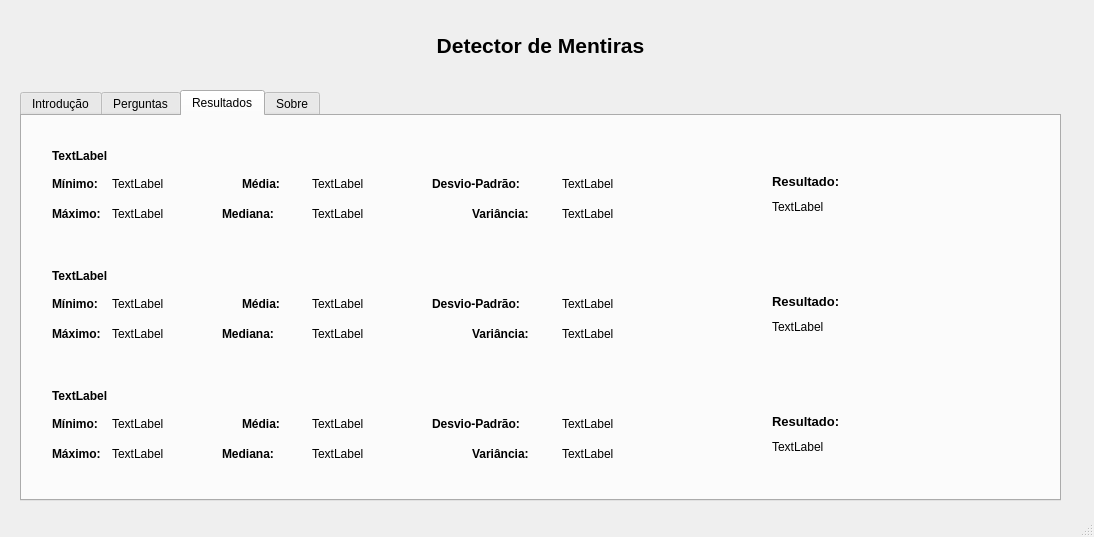
First picture: the form in ui/uiConverter/mainWindowUi.ui, repository a21674/IPCA_Bitalino-EDA-Python, before the edit.
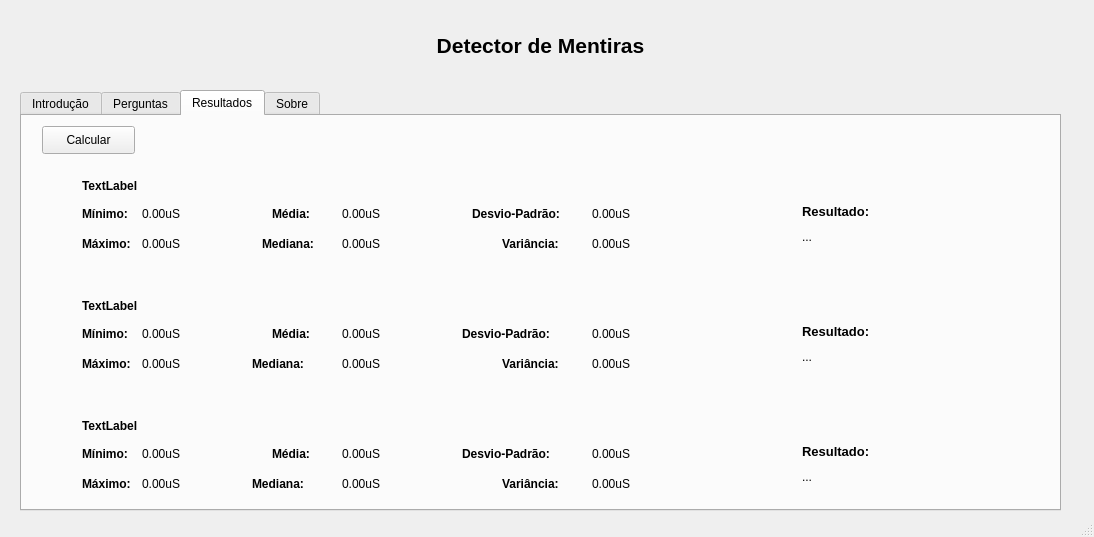
Second picture: the form after the edit. The open tabs and pages were chosen to show the change.

Commit message: start with results tab

```diff
--- a/ui/uiConverter/mainWindowUi.ui
+++ b/ui/uiConverter/mainWindowUi.ui
@@ -43,7 +43,7 @@
       <x>20</x>
       <y>90</y>
       <width>1041</width>
-      <height>411</height>
+      <height>421</height>
      </rect>
     </property>
     <property name="currentIndex">
@@ -378,8 +378,8 @@
      <widget class="QLabel" name="input_ResultadoFinal_Q1">
       <property name="geometry">
        <rect>
-        <x>30</x>
-        <y>30</y>
+        <x>60</x>
+        <y>60</y>
         <width>951</width>
         <height>20</height>
        </rect>
@@ -398,8 +398,8 @@
      <widget class="QLabel" name="input_ResultadoFinal_Q2">
       <property name="geometry">
        <rect>
-        <x>30</x>
-        <y>150</y>
+        <x>60</x>
+        <y>180</y>
         <width>961</width>
         <height>20</height>
        </rect>
@@ -418,8 +418,8 @@
      <widget class="QLabel" name="input_ResultadoFinal_Q3">
       <property name="geometry">
        <rect>
-        <x>30</x>
-        <y>270</y>
+        <x>60</x>
+        <y>300</y>
         <width>961</width>
         <height>20</height>
        </rect>
@@ -438,34 +438,34 @@
      <widget class="QLabel" name="label_Minimo_RQ1">
       <property name="geometry">
        <rect>
-        <x>90</x>
-        <y>60</y>
+        <x>120</x>
+        <y>90</y>
         <width>55</width>
         <height>16</height>
        </rect>
       </property>
       <property name="text">
-       <string>TextLabel</string>
+       <string>0.00uS</string>
       </property>
      </widget>
      <widget class="QLabel" name="label_Maximo_RQ1">
       <property name="geometry">
        <rect>
-        <x>90</x>
-        <y>90</y>
+        <x>120</x>
+        <y>120</y>
         <width>55</width>
         <height>16</height>
        </rect>
       </property>
       <property name="text">
-       <string>TextLabel</string>
+       <string>0.00uS</string>
       </property>
      </widget>
      <widget class="QLabel" name="label_7">
       <property name="geometry">
        <rect>
-        <x>30</x>
-        <y>90</y>
+        <x>60</x>
+        <y>120</y>
         <width>55</width>
         <height>16</height>
        </rect>
@@ -483,8 +483,8 @@
      <widget class="QLabel" name="label_8">
       <property name="geometry">
        <rect>
-        <x>30</x>
-        <y>60</y>
+        <x>60</x>
+        <y>90</y>
         <width>55</width>
         <height>16</height>
        </rect>
@@ -502,21 +502,21 @@
      <widget class="QLabel" name="label_Mediana_RQ1">
       <property name="geometry">
        <rect>
-        <x>290</x>
-        <y>90</y>
+        <x>320</x>
+        <y>120</y>
         <width>55</width>
         <height>16</height>
        </rect>
       </property>
       <property name="text">
-       <string>TextLabel</string>
+       <string>0.00uS</string>
       </property>
      </widget>
      <widget class="QLabel" name="label_9">
       <property name="geometry">
        <rect>
-        <x>220</x>
-        <y>60</y>
+        <x>250</x>
+        <y>90</y>
         <width>71</width>
         <height>16</height>
        </rect>
@@ -534,21 +534,21 @@
      <widget class="QLabel" name="label_Media_RQ1">
       <property name="geometry">
        <rect>
-        <x>290</x>
-        <y>60</y>
+        <x>320</x>
+        <y>90</y>
         <width>55</width>
         <height>16</height>
        </rect>
       </property>
       <property name="text">
-       <string>TextLabel</string>
+       <string>0.00uS</string>
       </property>
      </widget>
      <widget class="QLabel" name="label_10">
       <property name="geometry">
        <rect>
-        <x>200</x>
-        <y>90</y>
+        <x>240</x>
+        <y>120</y>
         <width>71</width>
         <height>16</height>
        </rect>
@@ -566,21 +566,21 @@
      <widget class="QLabel" name="label_desvioPadrao_RQ1">
       <property name="geometry">
        <rect>
-        <x>540</x>
-        <y>60</y>
+        <x>570</x>
+        <y>90</y>
         <width>55</width>
         <height>16</height>
        </rect>
       </property>
       <property name="text">
-       <string>TextLabel</string>
+       <string>0.00uS</string>
       </property>
      </widget>
      <widget class="QLabel" name="label_11">
       <property name="geometry">
        <rect>
-        <x>410</x>
-        <y>60</y>
+        <x>450</x>
+        <y>90</y>
         <width>111</width>
         <height>16</height>
        </rect>
@@ -598,8 +598,8 @@
      <widget class="QLabel" name="label_12">
       <property name="geometry">
        <rect>
-        <x>450</x>
-        <y>90</y>
+        <x>480</x>
+        <y>120</y>
         <width>71</width>
         <height>16</height>
        </rect>
@@ -617,80 +617,80 @@
      <widget class="QLabel" name="label_Variancia_RQ1">
       <property name="geometry">
        <rect>
-        <x>540</x>
-        <y>90</y>
+        <x>570</x>
+        <y>120</y>
         <width>55</width>
         <height>16</height>
        </rect>
       </property>
       <property name="text">
-       <string>TextLabel</string>
+       <string>0.00uS</string>
       </property>
      </widget>
      <widget class="QLabel" name="label_13">
       <property name="geometry">
        <rect>
-        <x>750</x>
-        <y>50</y>
-        <width>111</width>
-        <height>31</height>
-       </rect>
-      </property>
-      <property name="font">
-       <font>
-        <pointsize>10</pointsize>
-        <weight>75</weight>
-        <bold>true</bold>
-       </font>
-      </property>
-      <property name="text">
-       <string>Resultado:</string>
-      </property>
-     </widget>
-     <widget class="QLabel" name="label_Resultado_Q1">
-      <property name="geometry">
-       <rect>
-        <x>750</x>
+        <x>780</x>
         <y>80</y>
         <width>111</width>
+        <height>31</height>
+       </rect>
+      </property>
+      <property name="font">
+       <font>
+        <pointsize>10</pointsize>
+        <weight>75</weight>
+        <bold>true</bold>
+       </font>
+      </property>
+      <property name="text">
+       <string>Resultado:</string>
+      </property>
+     </widget>
+     <widget class="QLabel" name="label_Resultado_Q1">
+      <property name="geometry">
+       <rect>
+        <x>780</x>
+        <y>110</y>
+        <width>111</width>
         <height>21</height>
        </rect>
       </property>
       <property name="text">
-       <string>TextLabel</string>
+       <string>...</string>
       </property>
      </widget>
      <widget class="QLabel" name="label_Maximo_RQ2">
       <property name="geometry">
        <rect>
-        <x>90</x>
-        <y>210</y>
+        <x>120</x>
+        <y>240</y>
         <width>55</width>
         <height>16</height>
        </rect>
       </property>
       <property name="text">
-       <string>TextLabel</string>
+       <string>0.00uS</string>
       </property>
      </widget>
      <widget class="QLabel" name="label_Mediana_RQ2">
       <property name="geometry">
        <rect>
-        <x>290</x>
-        <y>210</y>
+        <x>320</x>
+        <y>240</y>
         <width>55</width>
         <height>16</height>
        </rect>
       </property>
       <property name="text">
-       <string>TextLabel</string>
+       <string>0.00uS</string>
       </property>
      </widget>
      <widget class="QLabel" name="label_14">
       <property name="geometry">
        <rect>
-        <x>410</x>
-        <y>180</y>
+        <x>440</x>
+        <y>210</y>
         <width>111</width>
         <height>16</height>
        </rect>
@@ -708,8 +708,8 @@
      <widget class="QLabel" name="label_15">
       <property name="geometry">
        <rect>
-        <x>450</x>
-        <y>210</y>
+        <x>480</x>
+        <y>240</y>
         <width>71</width>
         <height>16</height>
        </rect>
@@ -727,8 +727,8 @@
      <widget class="QLabel" name="label_16">
       <property name="geometry">
        <rect>
-        <x>30</x>
-        <y>180</y>
+        <x>60</x>
+        <y>210</y>
         <width>55</width>
         <height>16</height>
        </rect>
@@ -746,60 +746,60 @@
      <widget class="QLabel" name="label_Resultado_Q2">
       <property name="geometry">
        <rect>
-        <x>750</x>
-        <y>200</y>
+        <x>780</x>
+        <y>230</y>
         <width>111</width>
         <height>21</height>
        </rect>
       </property>
       <property name="text">
-       <string>TextLabel</string>
+       <string>...</string>
       </property>
      </widget>
      <widget class="QLabel" name="label_Minimo_RQ2">
       <property name="geometry">
        <rect>
-        <x>90</x>
-        <y>180</y>
+        <x>120</x>
+        <y>210</y>
         <width>55</width>
         <height>16</height>
        </rect>
       </property>
       <property name="text">
-       <string>TextLabel</string>
+       <string>0.00uS</string>
       </property>
      </widget>
      <widget class="QLabel" name="label_Variancia_RQ2">
       <property name="geometry">
        <rect>
-        <x>540</x>
-        <y>210</y>
+        <x>570</x>
+        <y>240</y>
         <width>55</width>
         <height>16</height>
        </rect>
       </property>
       <property name="text">
-       <string>TextLabel</string>
+       <string>0.00uS</string>
       </property>
      </widget>
      <widget class="QLabel" name="label_desvioPadrao_RQ2">
       <property name="geometry">
        <rect>
-        <x>540</x>
-        <y>180</y>
+        <x>570</x>
+        <y>210</y>
         <width>55</width>
         <height>16</height>
        </rect>
       </property>
       <property name="text">
-       <string>TextLabel</string>
+       <string>0.00uS</string>
       </property>
      </widget>
      <widget class="QLabel" name="label_17">
       <property name="geometry">
        <rect>
-        <x>30</x>
-        <y>210</y>
+        <x>60</x>
+        <y>240</y>
         <width>55</width>
         <height>16</height>
        </rect>
@@ -817,8 +817,8 @@
      <widget class="QLabel" name="label_18">
       <property name="geometry">
        <rect>
-        <x>220</x>
-        <y>180</y>
+        <x>250</x>
+        <y>210</y>
         <width>71</width>
         <height>16</height>
        </rect>
@@ -836,8 +836,8 @@
      <widget class="QLabel" name="label_19">
       <property name="geometry">
        <rect>
-        <x>200</x>
-        <y>210</y>
+        <x>230</x>
+        <y>240</y>
         <width>71</width>
         <height>16</height>
        </rect>
@@ -855,21 +855,21 @@
      <widget class="QLabel" name="label_Media_RQ2">
       <property name="geometry">
        <rect>
-        <x>290</x>
-        <y>180</y>
+        <x>320</x>
+        <y>210</y>
         <width>55</width>
         <height>16</height>
        </rect>
       </property>
       <property name="text">
-       <string>TextLabel</string>
+       <string>0.00uS</string>
       </property>
      </widget>
      <widget class="QLabel" name="label_20">
       <property name="geometry">
        <rect>
-        <x>750</x>
-        <y>170</y>
+        <x>780</x>
+        <y>200</y>
         <width>111</width>
         <height>31</height>
        </rect>
@@ -888,34 +888,34 @@
      <widget class="QLabel" name="label_Maximo_RQ3">
       <property name="geometry">
        <rect>
-        <x>90</x>
-        <y>330</y>
+        <x>120</x>
+        <y>360</y>
         <width>55</width>
         <height>16</height>
        </rect>
       </property>
       <property name="text">
-       <string>TextLabel</string>
+       <string>0.00uS</string>
       </property>
      </widget>
      <widget class="QLabel" name="label_Mediana_RQ3">
       <property name="geometry">
        <rect>
-        <x>290</x>
-        <y>330</y>
+        <x>320</x>
+        <y>360</y>
         <width>55</width>
         <height>16</height>
        </rect>
       </property>
       <property name="text">
-       <string>TextLabel</string>
+       <string>0.00uS</string>
       </property>
      </widget>
      <widget class="QLabel" name="label_21">
       <property name="geometry">
        <rect>
-        <x>410</x>
-        <y>300</y>
+        <x>440</x>
+        <y>330</y>
         <width>111</width>
         <height>16</height>
        </rect>
@@ -933,8 +933,8 @@
      <widget class="QLabel" name="label_22">
       <property name="geometry">
        <rect>
-        <x>450</x>
-        <y>330</y>
+        <x>480</x>
+        <y>360</y>
         <width>71</width>
         <height>16</height>
        </rect>
@@ -952,8 +952,8 @@
      <widget class="QLabel" name="label_23">
       <property name="geometry">
        <rect>
-        <x>30</x>
-        <y>300</y>
+        <x>60</x>
+        <y>330</y>
         <width>55</width>
         <height>16</height>
        </rect>
@@ -971,60 +971,60 @@
      <widget class="QLabel" name="label_Resultado_Q3">
       <property name="geometry">
        <rect>
-        <x>750</x>
-        <y>320</y>
+        <x>780</x>
+        <y>350</y>
         <width>111</width>
         <height>21</height>
        </rect>
       </property>
       <property name="text">
-       <string>TextLabel</string>
+       <string>...</string>
       </property>
      </widget>
      <widget class="QLabel" name="label_Minimo_RQ3">
       <property name="geometry">
        <rect>
-        <x>90</x>
-        <y>300</y>
+        <x>120</x>
+        <y>330</y>
         <width>55</width>
         <height>16</height>
        </rect>
       </property>
       <property name="text">
-       <string>TextLabel</string>
+       <string>0.00uS</string>
       </property>
      </widget>
      <widget class="QLabel" name="label_Variancia_RQ3">
       <property name="geometry">
        <rect>
-        <x>540</x>
-        <y>330</y>
+        <x>570</x>
+        <y>360</y>
         <width>55</width>
         <height>16</height>
        </rect>
       </property>
       <property name="text">
-       <string>TextLabel</string>
+       <string>0.00uS</string>
       </property>
      </widget>
      <widget class="QLabel" name="label_desvioPadrao_RQ3">
       <property name="geometry">
        <rect>
-        <x>540</x>
-        <y>300</y>
+        <x>570</x>
+        <y>330</y>
         <width>55</width>
         <height>16</height>
        </rect>
       </property>
       <property name="text">
-       <string>TextLabel</string>
+       <string>0.00uS</string>
       </property>
      </widget>
      <widget class="QLabel" name="label_24">
       <property name="geometry">
        <rect>
-        <x>30</x>
-        <y>330</y>
+        <x>60</x>
+        <y>360</y>
         <width>55</width>
         <height>16</height>
        </rect>
@@ -1042,8 +1042,8 @@
      <widget class="QLabel" name="label_25">
       <property name="geometry">
        <rect>
-        <x>220</x>
-        <y>300</y>
+        <x>250</x>
+        <y>330</y>
         <width>71</width>
         <height>16</height>
        </rect>
@@ -1061,8 +1061,8 @@
      <widget class="QLabel" name="label_26">
       <property name="geometry">
        <rect>
-        <x>200</x>
-        <y>330</y>
+        <x>230</x>
+        <y>360</y>
         <width>71</width>
         <height>16</height>
        </rect>
@@ -1080,21 +1080,21 @@
      <widget class="QLabel" name="label_Media_RQ3">
       <property name="geometry">
        <rect>
-        <x>290</x>
-        <y>300</y>
+        <x>320</x>
+        <y>330</y>
         <width>55</width>
         <height>16</height>
        </rect>
       </property>
       <property name="text">
-       <string>TextLabel</string>
+       <string>0.00uS</string>
       </property>
      </widget>
      <widget class="QLabel" name="label_27">
       <property name="geometry">
        <rect>
-        <x>750</x>
-        <y>290</y>
+        <x>780</x>
+        <y>320</y>
         <width>111</width>
         <height>31</height>
        </rect>
@@ -1110,6 +1110,19 @@
        <string>Resultado:</string>
       </property>
      </widget>
+     <widget class="QPushButton" name="btn_CalcularResultados">
+      <property name="geometry">
+       <rect>
+        <x>20</x>
+        <y>10</y>
+        <width>93</width>
+        <height>28</height>
+       </rect>
+      </property>
+      <property name="text">
+       <string>Calcular</string>
+      </property>
+     </widget>
     </widget>
     <widget class="QWidget" name="tab_4">
      <attribute name="title">
```
Left out of the diff: 12 changed lines with no effect on the pictures. The commit also changes 4 other files.
